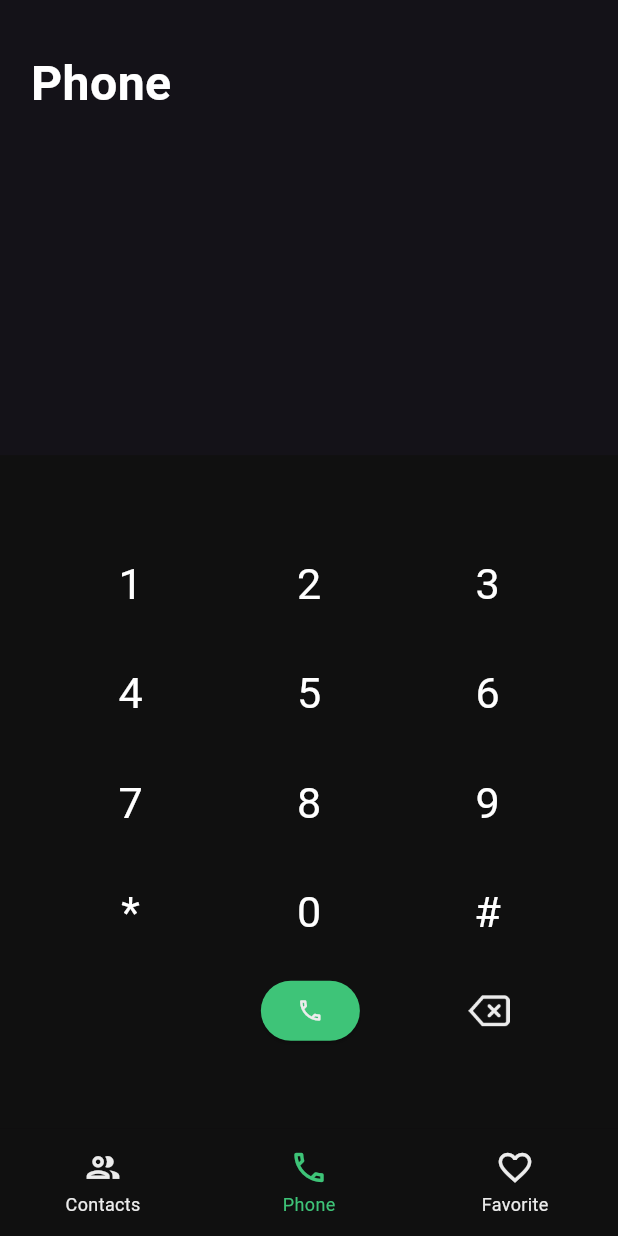
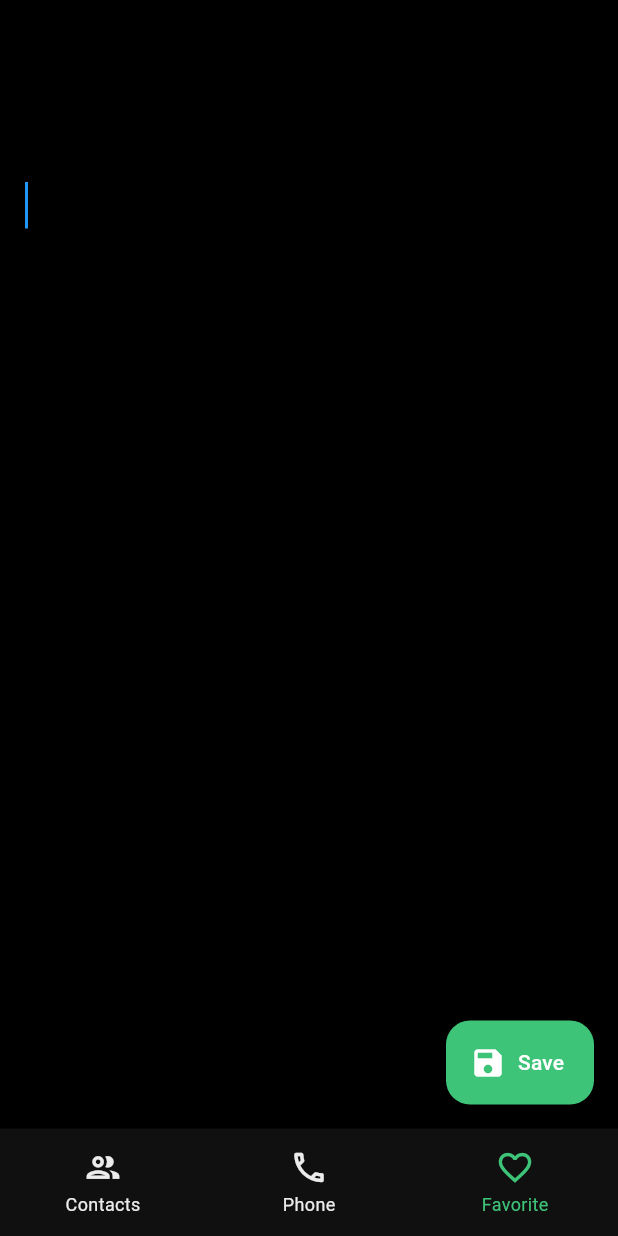
Before and after one commit to AhmedShehatah/phone-x, a Flutter app: the screen it shows after launch, on a phone screen of 412 x 824 dp. Run offline on Flutter 3.47's test engine with Material 2 defaults, Android fonts, the light colour scheme and no system bars; drawn by our look-alikes of persistent_bottom_nav_bar; our stand-ins replace contacts_service, flutter_bloc, flutter_screenutil, get, get_it, get_storage and 3 more.

Commit message:
feat: add fav desgin

```diff
--- /dev/null
+++ b/lib/core/validators/base_validator.dart
@@ -0,0 +1,19 @@
+import 'package:flutter/material.dart';
+
+abstract class BaseValidator {
+  bool validate(String? value);
+  String getMessage();
+
+  static String? validateValue(
+    BuildContext context,
+    String? value,
+    List<BaseValidator?> validators,
+    bool isValidationActive,
+  ) {
+    if (!isValidationActive) return null;
+    for (int i = 0; i < validators.length; i++) {
+      if (!validators[i]!.validate(value)) return validators[i]!.getMessage();
+    }
+    return null;
+  }
+}
--- /dev/null
+++ b/lib/core/validators/required_validator.dart
@@ -0,0 +1,13 @@
+import 'base_validator.dart';
+
+class RequiredValidator extends BaseValidator {
+  @override
+  String getMessage() {
+    return 'Required';
+  }
+
+  @override
+  bool validate(String? value) {
+    return value != null && value.isNotEmpty;
+  }
+}
--- /dev/null
+++ b/lib/ui/fav/page/fav_page.dart
@@ -0,0 +1,62 @@
+import 'package:flutter/material.dart';
+import 'package:phone_x/core/constants/app_style.dart';
+import 'package:phone_x/core/constants/dimens.dart';
+import 'package:phone_x/core/di/di_manager.dart';
+import 'package:phone_x/core/utils/ui_utils/vertical_padding.dart';
+
+import '../../../core/validators/base_validator.dart';
+import '../../../core/validators/required_validator.dart';
+
+class FavPage extends StatelessWidget {
+  FavPage({super.key});
+  final titleController = TextEditingController();
+  final bodyController = TextEditingController();
+  @override
+  Widget build(BuildContext context) {
+    return Scaffold(
+        backgroundColor: DIManager.findCC().black,
+        body: SafeArea(
+          child: Padding(
+            padding: Dimens.defaultPageHorizontalPaddingSmall,
+            child: Form(
+                child: Column(
+              children: [
+                const VerticalPadding(6),
+                TextFormField(
+                  controller: titleController,
+                  maxLines: 1,
+                  keyboardType: TextInputType.phone,
+                  decoration: const InputDecoration.collapsed(
+                    hintText: "Code",
+                  ),
+                  style: AppStyle.bigTitleStyle,
+                  validator: (value) => BaseValidator.validateValue(
+                      context, value, [RequiredValidator()], true),
+                ),
+                const VerticalPadding(5),
+                TextFormField(
+                  autofocus: true,
+                  controller: bodyController,
+                  keyboardType: TextInputType.multiline,
+                  maxLines: null,
+                  decoration: const InputDecoration.collapsed(
+                    hintText: "Write Message Here...",
+                  ),
+                  style: AppStyle.bigRegularTitleStyle,
+                  validator: (value) => BaseValidator.validateValue(
+                      context, value, [RequiredValidator()], true),
+                ),
+              ],
+            )),
+          ),
+        ),
+        floatingActionButton: FloatingActionButton.extended(
+          onPressed: () {},
+          backgroundColor: DIManager.findCC().primaryColor,
+          label: const Text("Save"),
+          icon: const Icon(
+            Icons.save,
+          ),
+        ));
+  }
+}
--- a/lib/ui/parent/page/parent_page.dart
+++ b/lib/ui/parent/page/parent_page.dart
@@ -4,6 +4,7 @@ import 'package:phone_x/core/constants/dimens.dart';
 import 'package:phone_x/core/di/di_manager.dart';
 import 'package:phone_x/ui/contacts/page/contact_page.dart';
 import 'package:phone_x/ui/dial/page/dial_page.dart';
+import 'package:phone_x/ui/fav/page/fav_page.dart';
 
 import '../../../core/constants/duration_consts.dart';
 
@@ -17,7 +18,7 @@ class ParentPage extends StatefulWidget {
 
 class _ParentPageState extends State<ParentPage> {
   final PersistentTabController _controller =
-      PersistentTabController(initialIndex: 1);
+      PersistentTabController(initialIndex: 2);
 
   @override
   Widget build(BuildContext context) {
@@ -56,7 +57,7 @@ class _ParentPageState extends State<ParentPage> {
   final List<Widget> _screens = [
     const ContactsPage(),
     const DialPage(),
-    const Placeholder(),
+    FavPage(),
   ];
   final List<PersistentBottomNavBarItem> _items = [
     PersistentBottomNavBarItem(
```
